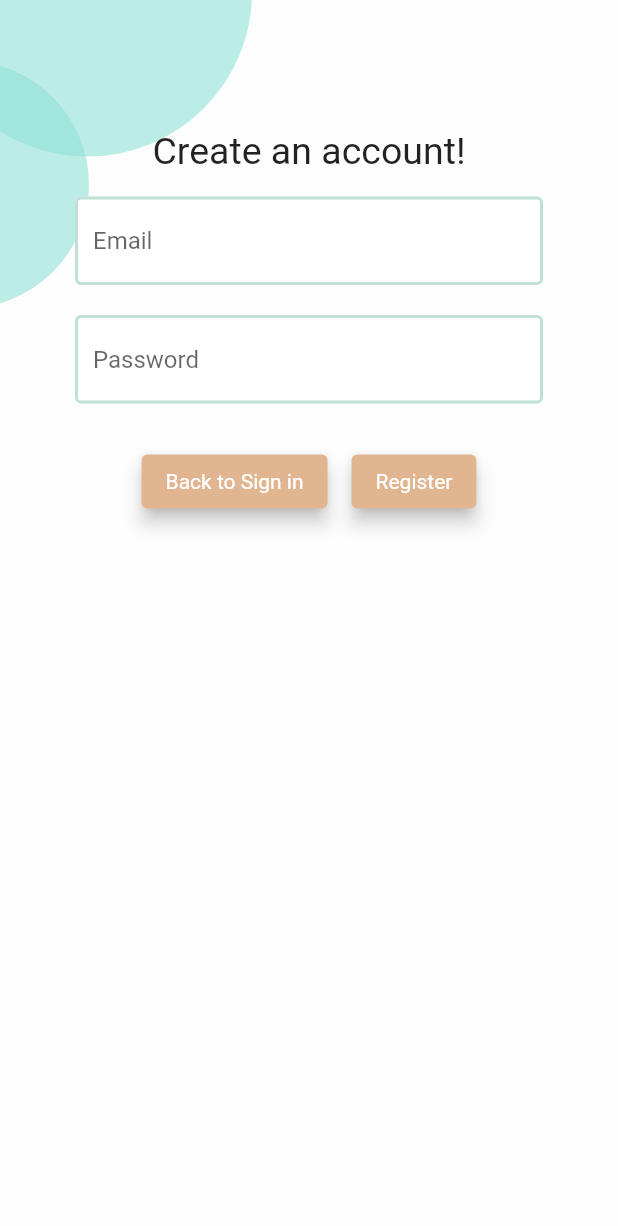
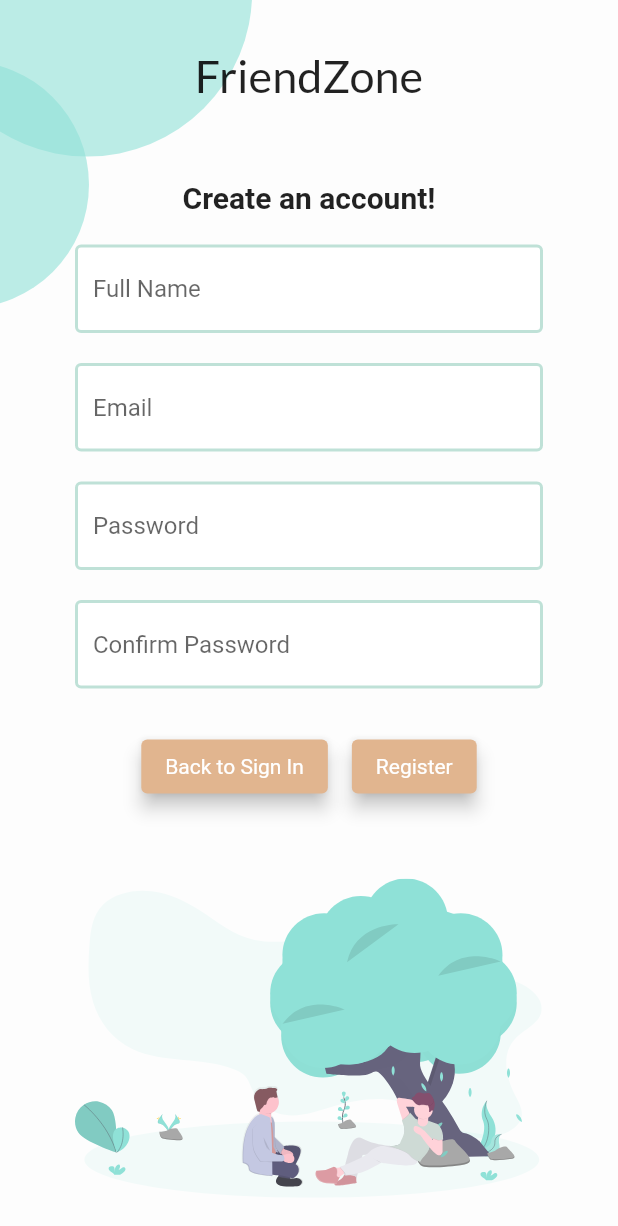
Before and after one commit to Superbestron/Orbital_2021_FriendZone, a Flutter app: the screen it shows after launch, after a tap on "Register", on a phone screen of 412 x 824 dp. Shown: the top 1226 px of the screen. Run offline on Flutter 3.47's test engine with Material 2 defaults, Android fonts, the phone set to English and light mode, and no system bars; our stand-ins replace cloud_firestore, firebase_auth, firebase_core, firebase_storage, flutter_spinkit, flutter_svg and 5 more; accounts and stored records are empty; project files that could hold a hidden picture were left out.

Commit message:
Fix Bugs

```diff
--- a/lib/screens/authenticate/register.dart
+++ b/lib/screens/authenticate/register.dart
@@ -3,6 +3,7 @@ import 'package:flutter_svg/svg.dart';
 import 'package:myapp/services/auth.dart';
 import 'package:myapp/shared/constants.dart';
 import 'package:myapp/shared/loading.dart';
+import 'package:google_fonts/google_fonts.dart';
 
 class Register extends StatefulWidget {
   final Function toggleView;
@@ -21,6 +22,7 @@ class _RegisterState extends State<Register> {
   // text field state
   String email = '';
   String password = '';
+  String fullName = '';
   String error = '';
 
   @override
@@ -31,27 +33,45 @@ class _RegisterState extends State<Register> {
         SvgPicture.asset('assets/background.svg',
           fit: BoxFit.cover, clipBehavior: Clip.hardEdge),
         Scaffold(
+          appBar: AppBar(
+            centerTitle: true,
+            title: Text('FriendZone',
+              style: GoogleFonts.lato(
+                textStyle: TextStyle(
+                  fontSize: 30,
+                )
+              )
+            ),
+            toolbarHeight: 100.0,
+            elevation: 0.0,
             backgroundColor: Colors.transparent,
-                body: Container(
-                    padding:
-                        EdgeInsets.symmetric(vertical: 20.0, horizontal: 50.0),
-                    child: Form(
+          ),
+          backgroundColor: Colors.transparent,
+          body: ListView(
+            padding: EdgeInsets.symmetric(vertical: 20.0, horizontal: 50.0),
+            children: [
+              Form(
                 key: _formKey,
                 child: Column(
                   children: <Widget>[
-                            SizedBox(height: 50.0),
-                            Padding(
-                              padding: EdgeInsets.all(16.0),
-                              child: Text(
-                                "Create an account!",
-                                style: TextStyle(
-                                  fontSize: 25,
+                    Text("Create an account!",
+                      style: BOLDED_HEADING
                     ),
+                    SizedBox(height: 20.0),
+                    TextFormField(
+                      decoration: textInputDecoration.copyWith(hintText: 'Full Name'),
+                      validator: (val) {
+                        return val!.isEmpty ? 'Enter your name' : null;
+                      },
+                      onChanged: (val) {
+                        setState(() {
+                          fullName = val;
+                        });
+                      },
                     ),
-                            ),
+                    SizedBox(height: 20.0),
                     TextFormField(
-                              decoration: textInputDecoration.copyWith(
-                                  hintText: 'Email'),
+                      decoration: textInputDecoration.copyWith(hintText: 'Email'),
                       validator: (val) {
                         return val!.isEmpty ? 'Enter an email' : null;
                       },
@@ -63,8 +83,7 @@ class _RegisterState extends State<Register> {
                     ),
                     SizedBox(height: 20.0),
                     TextFormField(
-                              decoration: textInputDecoration.copyWith(
-                                  hintText: 'Password'),
+                      decoration: textInputDecoration.copyWith(hintText: 'Password'),
                       validator: (val) {
                         return val!.length < 6
                             ? 'Enter a password 6+ chars long'
@@ -78,13 +97,26 @@ class _RegisterState extends State<Register> {
                       },
                     ),
                     SizedBox(height: 20.0),
+                    TextFormField(
+                      decoration: textInputDecoration.copyWith(
+                          hintText: 'Confirm Password'),
+                      validator: (val) {
+                        return val!.length < 6
+                            ? 'Enter a password 6+ chars long'
+                            : password != val
+                              ? 'Passwords don\'t match'
+                              : null;
+                      },
+                      obscureText: true,
+                    ),
+                    SizedBox(height: 20.0),
                     Row(
                       mainAxisAlignment: MainAxisAlignment.center,
                       children: [
                         Padding(
                           padding: const EdgeInsets.all(8.0),
                           child: ElevatedButton(
-                                      child: Text('Back to Sign in',
+                              child: Text('Back to Sign In',
                                   style:
                                       TextStyle(color: Colors.white)),
                               onPressed: () {
@@ -104,7 +136,7 @@ class _RegisterState extends State<Register> {
                                   });
                                   dynamic result = await _auth
                                       .registerWithEmailAndPassword(
-                                                  email, password);
+                                          email, password, fullName);
                                   if (result == null) {
                                     setState(() {
                                       loading = false;
@@ -125,7 +157,10 @@ class _RegisterState extends State<Register> {
                           TextStyle(color: Colors.red, fontSize: 14.0),
                     ),
                   ],
-                        )))),
+                )),
+              SvgPicture.asset('assets/tree.svg'),
+            ]
+      )),
     ]);
   }
 }
--- a/lib/screens/authenticate/sign_in.dart
+++ b/lib/screens/authenticate/sign_in.dart
@@ -1,4 +1,5 @@
 import 'package:flutter/material.dart';
+import 'package:google_fonts/google_fonts.dart';
 import 'package:myapp/services/auth.dart';
 import 'package:myapp/shared/constants.dart';
 import 'package:myapp/shared/loading.dart';
@@ -26,25 +27,11 @@ class _SignInState extends State<SignIn> {
   @override
   Widget build(BuildContext context) {
     var loginWidget = <Widget>[
-      Stack(
+      Column(
         children: [
-          // Padding(
-          //   padding: EdgeInsets.fromLTRB(0, 409, 0, 0),
-          //   child: SvgPicture.asset('assets/tree.svg'),
-          // ),
-          Padding(
-            padding: const EdgeInsets.fromLTRB(0, 30, 0, 0),
-            child: Center(child: SvgPicture.asset('assets/logo.svg')),
-          ),
-          Padding(
-            padding: const EdgeInsets.fromLTRB(0, 233, 0, 0),
-            child: Container(
-              height: 250,
-              child: Column(
-                children: [
-                  Padding(
-                    padding: const EdgeInsets.all(4.0),
-                    child: TextFormField(
+          Center(child: SvgPicture.asset('assets/logo.svg')),
+          const SizedBox(height: 20.0),
+          TextFormField(
             decoration:
             textInputDecoration.copyWith(hintText: 'Email'),
             validator: (val) =>
@@ -53,10 +40,8 @@ class _SignInState extends State<SignIn> {
               email = val;
             }),
           ),
-                  ),
-                  Padding(
-                    padding: const EdgeInsets.all(4.0),
-                    child: TextFormField(
+          const SizedBox(height: 20.0),
+          TextFormField(
             decoration:
             textInputDecoration.copyWith(hintText: 'Password'),
             validator: (val) {
@@ -69,23 +54,15 @@ class _SignInState extends State<SignIn> {
               password = val;
             }),
           ),
-                  ),
-                  Padding(
-                    padding: const EdgeInsets.all(8.0),
-                    child: Text(error,
+          Text(error,
               style: TextStyle(color: Colors.red, fontSize: 14.0)),
-                  ),
         ],
       ),
-            ),
-          ),
-          Padding(
-            padding: EdgeInsets.fromLTRB(0, 395, 0, 0),
-            child: Row(
+      Row(
         mainAxisAlignment: MainAxisAlignment.center,
         children: [
           Padding(
-                  padding: const EdgeInsets.all(8.0),
+            padding: const EdgeInsets.symmetric(horizontal: 8.0),
             child: ElevatedButton(
                 child: Text('Register',
                     style: TextStyle(color: Colors.white)),
@@ -97,9 +74,9 @@ class _SignInState extends State<SignIn> {
                 }),
           ),
           Padding(
-                  padding: const EdgeInsets.all(8.0),
+            padding: const EdgeInsets.symmetric(horizontal: 8.0),
             child: ElevatedButton(
-                      child: Text('Sign in',
+                child: Text('Sign In',
                     style: TextStyle(color: Colors.white)),
                 style: ElevatedButton.styleFrom(
                   primary: ORANGE_1,
@@ -122,15 +99,6 @@ class _SignInState extends State<SignIn> {
           ),
         ],
       ),
-          ),
-          // Toggle Register Page
-          // TextButton.icon(
-          //   icon: Icon(Icons.person),
-          //   label: Text('Register'),
-          //   onPressed: () { widget.toggleView(); },
-          // ),
-        ],
-      ),
       SvgPicture.asset('assets/tree.svg'),
     ];
 
@@ -142,10 +110,20 @@ class _SignInState extends State<SignIn> {
               SvgPicture.asset('assets/background.svg',
                   fit: BoxFit.cover, clipBehavior: Clip.hardEdge),
               Scaffold(
-                backgroundColor: Colors.transparent,
+                appBar: AppBar(
+                  centerTitle: true,
+                  title: Text('FriendZone',
+                      style: GoogleFonts.lato(
+                          textStyle: TextStyle(
+                            fontSize: 30,
+                          )
+                      )
+                  ),
+                  toolbarHeight: 100.0,
+                  elevation: 0.0,
+                ),
                 body: Container(
-                  padding:
-                      EdgeInsets.symmetric(vertical: 20.0, horizontal: 50.0),
+                  padding: EdgeInsets.symmetric(vertical: 20.0, horizontal: 50.0),
                   child: Form(
                     key: _formKey,
                     child: ListView(
--- a/lib/screens/create_event/create_event.dart
+++ b/lib/screens/create_event/create_event.dart
@@ -157,7 +157,6 @@ class _CreateEventState extends State<CreateEvent> {
                 padding: const EdgeInsets.all(8.0),
                 child: TextFormField(
                   decoration: textInputDecoration.copyWith(hintText: 'Telegram chat URL'),
-                  validator: (val) => val!.isEmpty ? 'Enter a telegram chat URL' : null,
                   onChanged: (val) => setState(() { _telegramURL = val; }),
                 ),
               ),
--- a/lib/services/auth.dart
+++ b/lib/services/auth.dart
@@ -42,14 +42,14 @@ class AuthService {
   }
 
   // register with email & password
-  Future registerWithEmailAndPassword(String email, String password) async {
+  Future registerWithEmailAndPassword(String email, String password, String fullName) async {
     try {
       UserCredential result = await _auth.createUserWithEmailAndPassword(email: email, password: password);
       User user = result.user!;
 
       // create a new document for the user with the uid
       await DatabaseService(uid: user.uid)
-          .updateUserData('', 'Unknown User', 1, '', 0, '', [], [], [], []);
+          .updateUserData('', fullName, 1, '', 0, '', [], [], [], []);
 
       return _userFromFirebaseUser(user);
     } catch (e) {
--- a/lib/shared/constants.dart
+++ b/lib/shared/constants.dart
@@ -91,6 +91,7 @@ Color? greyedOut = Colors.grey[400];
 Color? revokeAttendance = HexColor.fromHex('FED8B1');
 
 // Different text types
+const BOLDED_HEADING = TextStyle(fontSize: 20, fontWeight: FontWeight.bold);
 const TEXT_FIELD_HEADING = TextStyle(fontSize: 20);
 const BOLDED_NORMAL = TextStyle(fontWeight: FontWeight.bold, fontSize: 16);
 const NORMAL = TextStyle(fontSize: 16);
--- a/pubspec.yaml
+++ b/pubspec.yaml
@@ -45,6 +45,7 @@ dependencies:
   url_launcher: ^6.0.6
   flutter_riverpod: ^0.14.0+3
   mockito: ^5.0.10
+  google_fonts: ^2.1.0
 
 dev_dependencies:
   flutter_test:
```
Also changed, not shown: lib/screens/edit_event/edit_event.dart (+6 -4 lines), lib/screens/event/event_page.dart (+31 -26 lines), pubspec.lock. Lines whose indentation alone changed are shown as unchanged.
